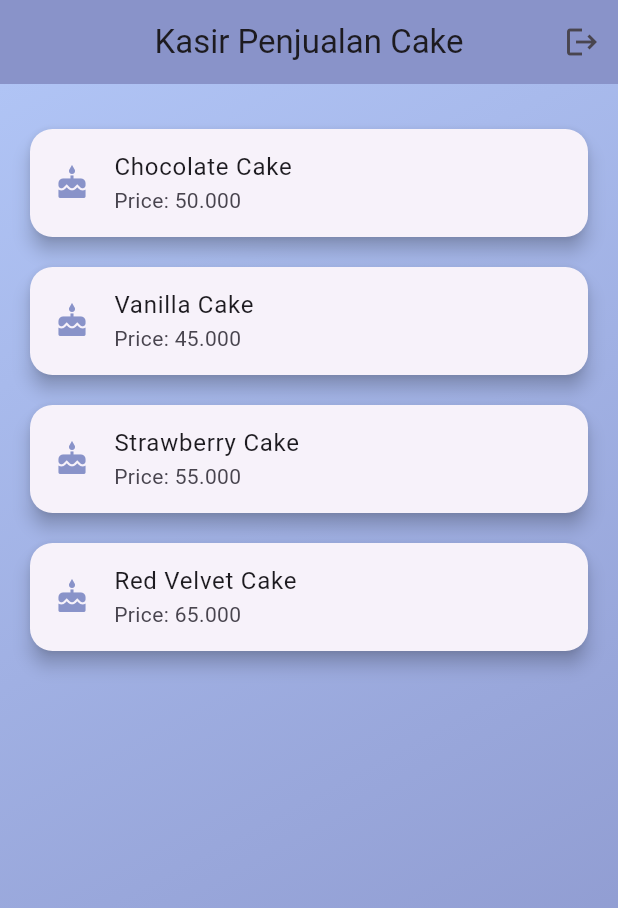
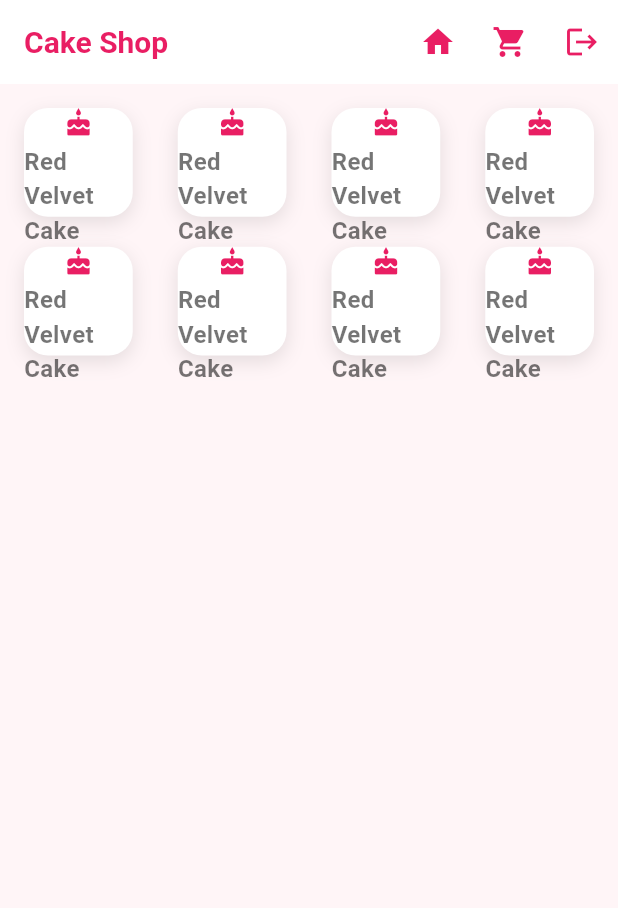
Before and after one commit to Amelia030607/pl2_kasirr, a Flutter app: the HomeScreen screen opened directly, on a phone screen of 412 x 824 dp. Shown: the top 908 px of the screen. Run offline on Flutter 3.47's test engine with Material 3 defaults, Android fonts, the phone set to English and light mode, and no system bars; our stand-ins replace supabase_flutter; accounts and stored records are empty.

Commit message:
second commit

```diff
--- a/lib/home.dart
+++ b/lib/home.dart
@@ -1,69 +1,130 @@
-import 'package:flutter/material.dart';  // Mengimpor pustaka Flutter untuk membangun UI aplikasi.
+import 'package:flutter/material.dart';
 import 'login.dart'; // Mengimpor halaman LoginScreen untuk navigasi ke halaman login
 
-class HomeScreen extends StatelessWidget {  // Mendeklarasikan HomeScreen sebagai widget stateless.
-  // Data tentang kue yang akan ditampilkan dalam bentuk list
-  final List<Map<String, String>> cakeData = [
-    {'name': 'Chocolate Cake', 'price': '50.000'},
-    {'name': 'Vanilla Cake', 'price': '45.000'},
-    {'name': 'Strawberry Cake', 'price': '55.000'},
-    {'name': 'Red Velvet Cake', 'price': '65.000'},
-  ];
-
+class HomeScreen extends StatelessWidget {
   @override
   Widget build(BuildContext context) {
-    return Scaffold(  // Membuat struktur da sar halaman (Scaffold) untuk halaman home
-      appBar: AppBar(  // Membuat app bar dengan judul dan tombol logout
-        title: const Text("Kasir Penjualan Cake"),  // Judul app bar
-        backgroundColor: Color(0xFF8993C9),  // Warna app bar
-        centerTitle: true,
+    return Scaffold(
+      // Scaffold adalah struktur dasar halaman aplikasi Flutter.
+      appBar: AppBar(
+        backgroundColor: Colors.white, // Warna latar belakang AppBar
+        elevation: 0, // Menghilangkan bayangan pada AppBar
+        title: const Text(
+          "Cake Shop", // Judul yang ditampilkan di AppBar
+          style: TextStyle(
+            color: Colors.pink, // Warna teks pada AppBar
+            fontSize: 20, // Ukuran font teks
+            fontWeight: FontWeight.bold, // Gaya font bold
+          ),
+        ),
         actions: [
-          IconButton(  // Tombol logout di bagian actions app bar
-            icon: const Icon(Icons.logout),  // Ikon logout
-            onPressed: () {  // Ketika tombol logout ditekan
-              // Navigasi kembali ke halaman login
+          // Bagian untuk menambahkan ikon dan tombol di sisi kanan AppBar
+
+          // Ikon Home dengan tulisan "Home"
+          IconButton(
+            icon: const Icon(Icons.home, color: Colors.pink), // Ikon rumah
+            onPressed: () {}, // Fungsi yang akan dijalankan saat ikon ditekan (kosong)
+            tooltip: "Home", // Tooltip yang muncul ketika ikon di-hover atau diketuk
+          ),
+
+          // Ikon Keranjang dengan tulisan "Data Produk"
+          IconButton(
+            icon: const Icon(Icons.shopping_cart, color: Colors.pink), // Ikon keranjang
+            onPressed: () {}, // Fungsi yang akan dijalankan saat ikon ditekan (kosong)
+            tooltip: "Data Produk", // Tooltip yang muncul ketika ikon di-hover atau diketuk
+          ),
+
+          // Tombol Logout
+          IconButton(
+            icon: const Icon(Icons.logout, color: Colors.pink), // Ikon logout
+            onPressed: () {
+              // Menampilkan dialog konfirmasi logout ketika ikon logout ditekan
+              showDialog(
+                context: context,
+                builder: (BuildContext context) {
+                  return AlertDialog(
+                    title: const Text("Konfirmasi Logout"), // Judul dialog
+                    content: const Text("Apakah Anda yakin ingin melogout?"), // Pesan dalam dialog
+                    actions: <Widget>[
+                      // Tombol-tombol dalam dialog
+                      TextButton(
+                        onPressed: () {
+                          // Menutup dialog jika pengguna memilih Batal
+                          Navigator.of(context).pop();
+                        },
+                        child: const Text("Batal"), // Teks pada tombol Batal
+                      ),
+                      TextButton(
+                        onPressed: () {
+                          // Menavigasi pengguna ke halaman login jika memilih Ya
                           Navigator.pushReplacement(
                             context,
-                MaterialPageRoute(builder: (context) => LoginScreen()),  // Menavigasi ke LoginScreen
+                            MaterialPageRoute(builder: (context) => LoginScreen()),
                           );
                         },
+                        child: const Text("Ya"), // Teks pada tombol Ya
+                      ),
+                    ],
+                  );
+                },
+              );
+            },
+            tooltip: "Logout",
           ),
         ],
       ),
-      body: Container(  // Kontainer utama untuk tubuh halaman
-        padding: const EdgeInsets.all(20),  // Memberikan padding sekitar kontainer
-        decoration: const BoxDecoration(  // Desain latar belakang dengan gradasi warna
-          gradient: LinearGradient(
-            colors: [Color(0xFFB0C4F5), Color(0xFF8993C9)],  // Warna gradasi latar belakang
-            begin: Alignment.topLeft,  // Titik awal gradasi di pojok kiri atas
-            end: Alignment.bottomRight,  // Titik akhir gradasi di pojok kanan bawah
+
+      body: Container(
+        color: const Color(0xFFFFF5F7), // Warna latar belakang halaman
+        child: Padding(
+          padding: const EdgeInsets.all(16.0), // Memberikan padding di sekeliling body
+          child: GridView.builder(
+            gridDelegate: const SliverGridDelegateWithFixedCrossAxisCount(
+              crossAxisCount: 4, // Dua kolom per baris
+              crossAxisSpacing: 30, // Jarak horizontal antar kolom
+              mainAxisSpacing: 20, // Jarak vertikal antar baris
+            ),
+            itemCount: 8, // Jumlah item yang ditampilkan dalam grid
+            itemBuilder: (context, index) {
+              // Membangun item dalam grid
+              return Container(
+                width: 60, // Lebar Container yang lebih kecil
+                height: 60, // Tinggi Container yang lebih kecil
+                decoration: BoxDecoration(
+                  color: Colors.white, // Warna latar belakang setiap kartu
+                  borderRadius: BorderRadius.circular(16), // Sudut kartu melengkung
+                  boxShadow: [
+                    BoxShadow(
+                      color: Colors.black.withOpacity(0.1), // Warna bayangan kartu
+                      blurRadius: 10, // Efek blur pada bayangan
+                      offset: const Offset(0, 4), // Posisi bayangan
+                    ),
+                  ],
+                ),
+                child: Column(
+                  mainAxisAlignment: MainAxisAlignment.center, // Menyusun widget secara vertikal di tengah
+                  children: [
+                    const Icon(
+                      Icons.cake, // Ikon kue
+                      color: Colors.pink, // Warna ikon
+                      size: 20, // Ukuran ikon
+                    ),
+                    const SizedBox(height: 4), // Jarak vertikal yang lebih kecil antar ikon dan teks
+                    const Text(
+                      "Red Velvet Cake", // Placeholder nama kue
+                      style: TextStyle(
+                        fontSize: 16, // Ukuran teks
+                        fontWeight: FontWeight.bold, // Gaya teks bold
+                        color: Colors.black54, // Warna teks
                       ),
                     ),
-        child: ListView.builder(  // Membuat list yang dapat digulir
-          itemCount: cakeData.length,  // Jumlah item berdasarkan panjang list cakeData
-          itemBuilder: (context, index) {  // Fungsi untuk membangun setiap item di dalam list
-            return Card(  // Membungkus setiap item dalam card untuk tampilan yang lebih menarik
-              margin: const EdgeInsets.symmetric(vertical: 10),  // Memberikan jarak vertikal antar card
-              shape: RoundedRectangleBorder(  // Membuat sudut card menjadi melengkung
-                borderRadius: BorderRadius.circular(15),  // Mengatur radius sudut
-              ),
-              elevation: 5,  // Memberikan efek bayangan pada card
-              child: ListTile(  // Membuat tile dalam card untuk setiap item
-                title: Text(cakeData[index]['name'] ?? ''),  // Menampilkan nama kue
-                subtitle: Text('Price: ${cakeData[index]['price']}'),  // Menampilkan harga kue
-                leading: const Icon(Icons.cake, color: Color(0xFF8993C9)),  // Ikon kue di sebelah kiri
-                onTap: () {  // Fungsi yang dijalankan saat item dipilih
-                  ScaffoldMessenger.of(context).showSnackBar(  // Menampilkan SnackBar dengan pesan
-                    SnackBar(
-                      content: Text('You tapped on ${cakeData[index]['name']}'),  // Pesan yang ditampilkan
-                    ),
-                  );
-                },
+                  ],
                 ),
               );
             },
           ),
         ),
+      ),
     );
   }
 }
```
Also changed, not shown: lib/login.dart (+49 -6 lines), lib/registrasi.dart (added, +181 -0 lines). Lines whose indentation alone changed are shown as unchanged.
